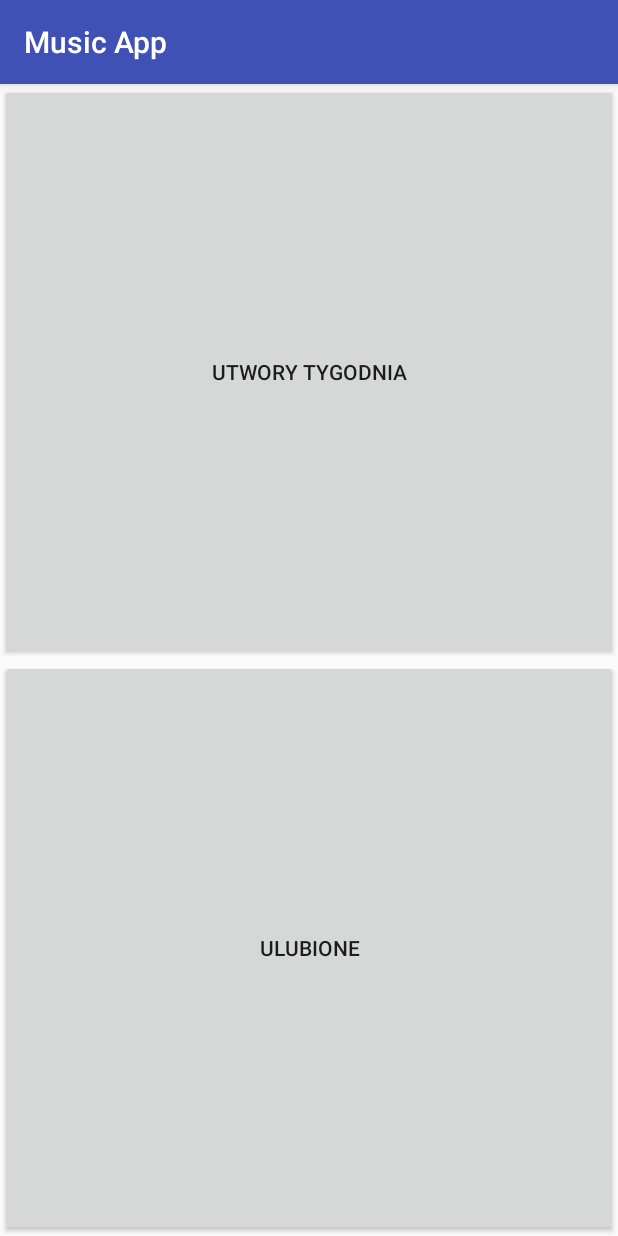
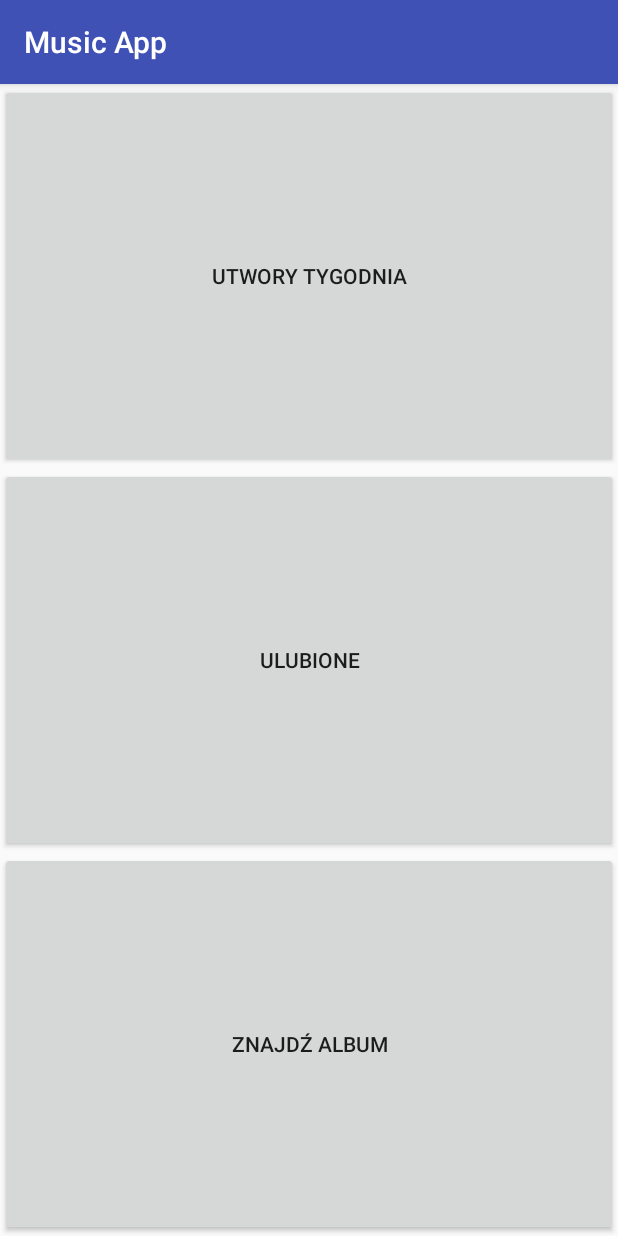
Before and after one commit to w57020/MusicApp-master1, an Android app: the screen it shows after launch (MainActivity), on a phone screen of 412 x 824 dp. Run offline under Robolectric (Android 15) with nearby library versions, the phone set to English and light mode, and no system bars; libraries missing offline, so code that uses them is left out: io.realm; 4 statements that could not run were skipped.

Commit message:
Aktywnośc wyszukiwarki

```diff
--- a/app/src/main/AndroidManifest.xml
+++ b/app/src/main/AndroidManifest.xml
@@ -24,7 +24,9 @@
         <activity
             android:name=".favorites.FavoritesActivity"
             android:label="Ulubione" />
-
+        <activity android:name=".searchalbum.SearchAlbumActivity"
+        android:label="@string/searchalbum"
+        />
     </application>
 
 </manifest>
--- a/app/src/main/java/com/example/stud/musicapp/MainActivity.java
+++ b/app/src/main/java/com/example/stud/musicapp/MainActivity.java
@@ -36,5 +36,15 @@ public class MainActivity extends AppCompatActivity {
             }
         });
 
+        Button bSearchAlbum = findViewById(R.id.bSearchAlbum);
+        bSearchAlbum.setOnClickListener(new View.OnClickListener() {
+            @Override
+            public void onClick(View view) {
+                Intent intent = new Intent(MainActivity.this, FavoritesActivity.class);
+                startActivity(intent);
+
+            }
+        });
+
     }
 }
--- a/app/src/main/res/layout/activity_main.xml
+++ b/app/src/main/res/layout/activity_main.xml
@@ -3,7 +3,7 @@
     xmlns:tools="http://schemas.android.com/tools"
     android:layout_width="match_parent"
     android:layout_height="match_parent"
-    android:weightSum="2"
+    android:weightSum="3"
     android:orientation="vertical"
     tools:context="com.example.stud.musicapp.MainActivity">
 
@@ -23,4 +23,12 @@
         android:text="@string/favorites"
         />
 
+    <Button
+        android:id="@+id/bSearchAlbum"
+        android:layout_width="match_parent"
+        android:layout_height="0dp"
+        android:layout_weight="1"
+        android:text="@string/searchalbum"
+        />
+
 </LinearLayout>
--- a/app/src/main/res/values/strings.xml
+++ b/app/src/main/res/values/strings.xml
@@ -5,4 +5,5 @@
     <string name="genre">Gatunek</string>
     <string name="style">Styl</string>
     <string name="favorites">Ulubione</string>
+    <string name="searchalbum">Znajdź album</string>
 </resources>
```
Also changed, not shown: app/src/main/java/com/example/stud/musicapp/searchalbum/SearchAlbumActivity.java (added, +27 -0 lines), app/src/main/res/layout/activity_search_album.xml (added, +9 -0 lines).
